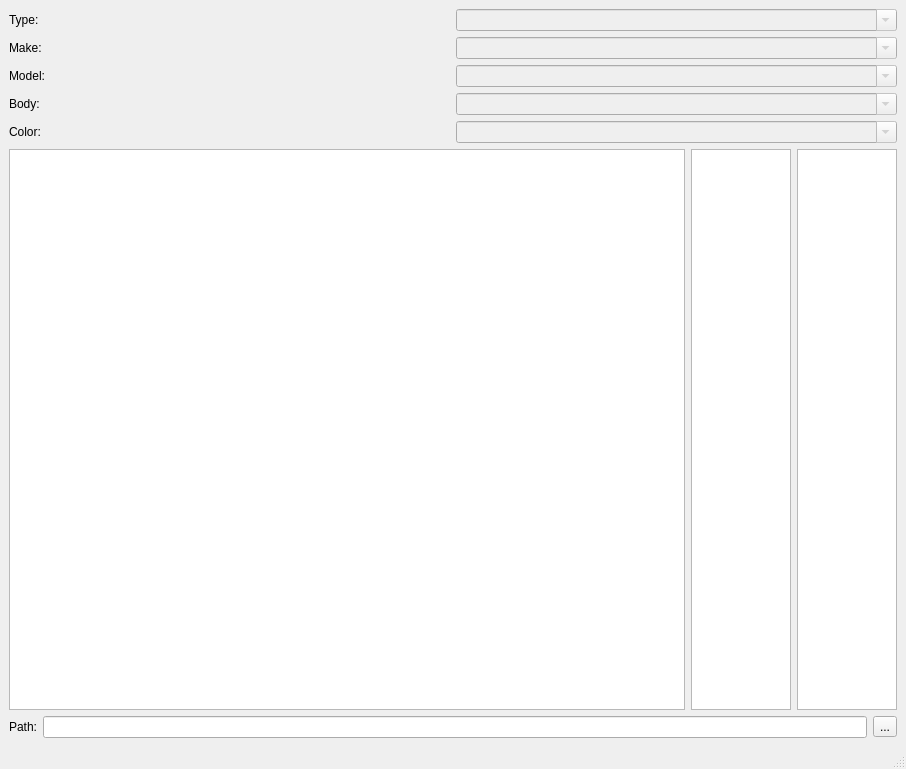
kamikaze/dataset-image-annotator, file src/dataset_image_annotator/main_window.ui: the form before one commit.
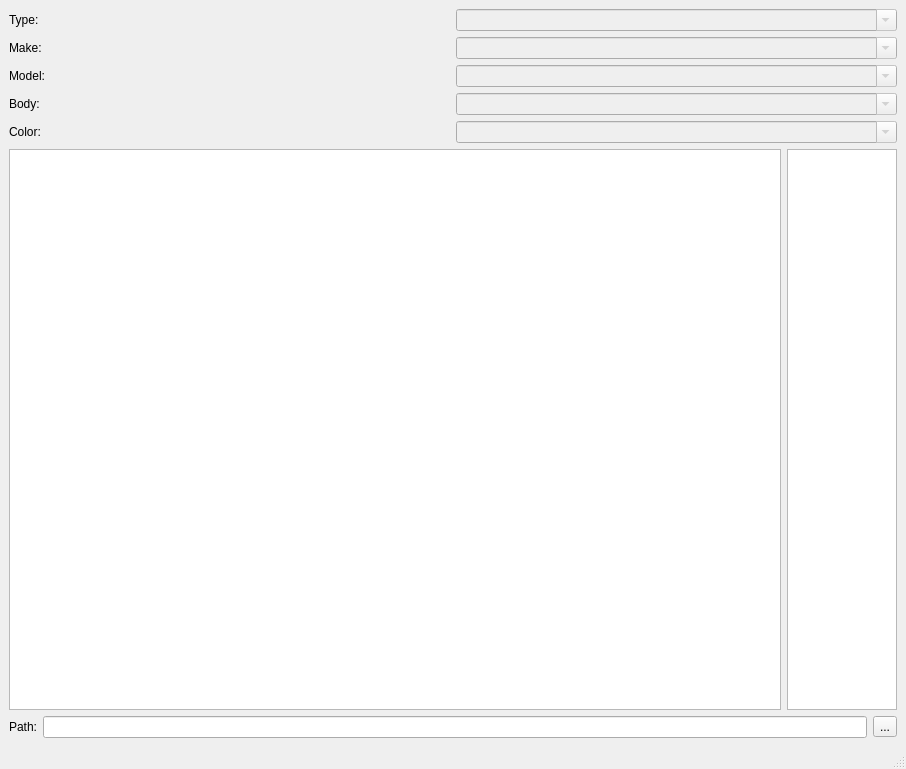
The form after the commit.

Commit message: showing file thumbnails in list view

Patch:
```diff
--- a/src/dataset_image_annotator/main_window.ui
+++ b/src/dataset_image_annotator/main_window.ui
@@ -162,34 +162,6 @@
         </property>
        </widget>
       </item>
-      <item>
-       <widget class="QListWidget" name="thumbnail_list_widget">
-        <property name="sizePolicy">
-         <sizepolicy hsizetype="Fixed" vsizetype="Expanding">
-          <horstretch>0</horstretch>
-          <verstretch>0</verstretch>
-         </sizepolicy>
-        </property>
-        <property name="minimumSize">
-         <size>
-          <width>100</width>
-          <height>0</height>
-         </size>
-        </property>
-        <property name="maximumSize">
-         <size>
-          <width>100</width>
-          <height>16777215</height>
-         </size>
-        </property>
-        <property name="itemAlignment">
-         <set>Qt::AlignCenter</set>
-        </property>
-        <property name="sortingEnabled">
-         <bool>false</bool>
-        </property>
-       </widget>
-      </item>
       <item>
        <widget class="QListView" name="thumbnail_list_view">
         <property name="sizePolicy">
@@ -200,13 +172,13 @@
         </property>
         <property name="minimumSize">
          <size>
-          <width>100</width>
+          <width>110</width>
           <height>0</height>
          </size>
         </property>
         <property name="maximumSize">
          <size>
-          <width>100</width>
+          <width>110</width>
           <height>16777215</height>
          </size>
         </property>
```
Left out of the diff: 2 changed lines with no effect on the pictures. The commit also changes 1 other file.
